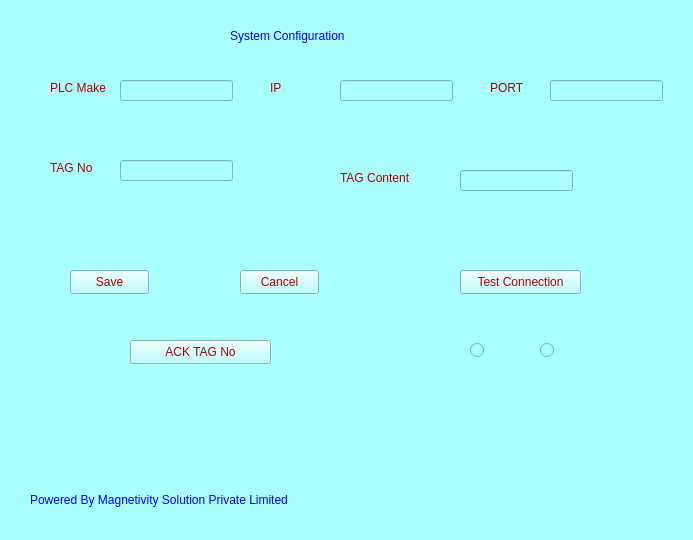
jayantsatkar/BoosterPressingVideoCapture, file screenrecordstation.ui: the form before one commit.
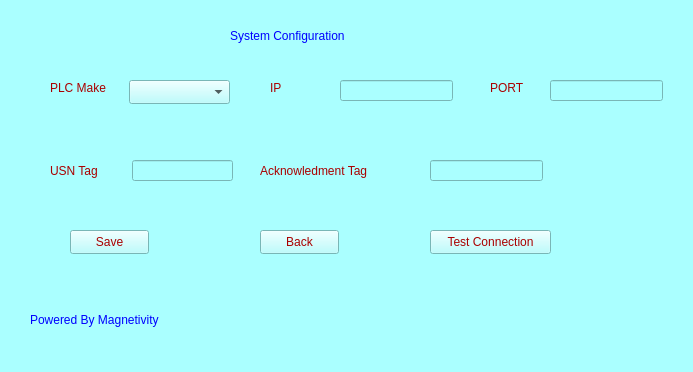
The form after the commit.

Commit message: Screen Correction

Diff of the .ui file:
```diff
--- a/screenrecordstation.ui
+++ b/screenrecordstation.ui
@@ -7,7 +7,7 @@
     <x>0</x>
     <y>0</y>
     <width>693</width>
-    <height>540</height>
+    <height>372</height>
    </rect>
   </property>
   <property name="windowTitle">
@@ -91,8 +91,8 @@
      <rect>
       <x>50</x>
       <y>160</y>
-      <width>51</width>
-      <height>16</height>
+      <width>61</width>
+      <height>21</height>
      </rect>
     </property>
     <property name="styleSheet">
@@ -100,15 +100,15 @@
 font: 11pt &quot;Segoe UI&quot;;</string>
     </property>
     <property name="text">
-     <string>TAG No</string>
+     <string>USN Tag</string>
     </property>
    </widget>
    <widget class="QLabel" name="lblPowereBy">
     <property name="geometry">
      <rect>
       <x>30</x>
-      <y>490</y>
-      <width>371</width>
+      <y>310</y>
+      <width>161</width>
       <height>20</height>
      </rect>
     </property>
@@ -117,17 +117,7 @@
 font: 11pt &quot;Segoe UI&quot;;</string>
     </property>
     <property name="text">
-     <string>Powered By Magnetivity Solution Private Limited</string>
-    </property>
-   </widget>
-   <widget class="QLineEdit" name="linePLC">
-    <property name="geometry">
-     <rect>
-      <x>120</x>
-      <y>80</y>
-      <width>113</width>
-      <height>21</height>
-     </rect>
+     <string>Powered By Magnetivity</string>
     </property>
    </widget>
    <widget class="QLineEdit" name="txtIP">
@@ -153,9 +143,9 @@
    <widget class="QLineEdit" name="lineTAGNo">
     <property name="geometry">
      <rect>
-      <x>120</x>
+      <x>132</x>
       <y>160</y>
-      <width>113</width>
+      <width>101</width>
       <height>21</height>
      </rect>
     </property>
@@ -164,7 +154,7 @@
     <property name="geometry">
      <rect>
       <x>70</x>
-      <y>270</y>
+      <y>230</y>
       <width>79</width>
       <height>24</height>
      </rect>
@@ -180,68 +170,8 @@
    <widget class="QPushButton" name="BtnCancel">
     <property name="geometry">
      <rect>
-      <x>240</x>
-      <y>270</y>
-      <width>79</width>
-      <height>24</height>
-     </rect>
-    </property>
-    <property name="styleSheet">
-     <string notr="true">color: rgb(170, 0, 0);
-font: 11pt &quot;Segoe UI&quot;;</string>
-    </property>
-    <property name="text">
-     <string>Cancel</string>
-    </property>
-   </widget>
-   <widget class="QRadioButton" name="radioBtnR">
-    <property name="geometry">
-     <rect>
-      <x>470</x>
-      <y>340</y>
-      <width>92</width>
-      <height>20</height>
-     </rect>
-    </property>
-    <property name="text">
-     <string/>
-    </property>
-   </widget>
-   <widget class="QRadioButton" name="radioBtnG">
-    <property name="geometry">
-     <rect>
-      <x>540</x>
-      <y>340</y>
-      <width>92</width>
-      <height>20</height>
-     </rect>
-    </property>
-    <property name="text">
-     <string/>
-    </property>
-   </widget>
-   <widget class="QPushButton" name="BtnACKNo">
-    <property name="geometry">
-     <rect>
-      <x>130</x>
-      <y>340</y>
-      <width>141</width>
-      <height>24</height>
-     </rect>
-    </property>
-    <property name="styleSheet">
-     <string notr="true">color: rgb(170, 0, 0);
-font: 11pt &quot;Segoe UI&quot;;</string>
-    </property>
-    <property name="text">
-     <string>ACK TAG No</string>
-    </property>
-   </widget>
-   <widget class="QPushButton" name="BtnTestCon">
-    <property name="geometry">
-     <rect>
-      <x>460</x>
-      <y>270</y>
+      <x>430</x>
+      <y>230</y>
       <width>121</width>
       <height>24</height>
      </rect>
@@ -257,10 +187,10 @@
    <widget class="QLabel" name="lblTagContent">
     <property name="geometry">
      <rect>
-      <x>340</x>
-      <y>170</y>
-      <width>91</width>
-      <height>16</height>
+      <x>260</x>
+      <y>160</y>
+      <width>141</width>
+      <height>21</height>
      </rect>
     </property>
     <property name="styleSheet">
@@ -268,19 +198,46 @@
 font: 11pt &quot;Segoe UI&quot;;</string>
     </property>
     <property name="text">
-     <string>TAG Content</string>
+     <string>Acknowledment Tag</string>
     </property>
    </widget>
    <widget class="QLineEdit" name="lineTAGContent">
     <property name="geometry">
      <rect>
-      <x>460</x>
-      <y>170</y>
+      <x>430</x>
+      <y>160</y>
       <width>113</width>
       <height>21</height>
      </rect>
     </property>
    </widget>
+   <widget class="QComboBox" name="comboPLC">
+    <property name="geometry">
+     <rect>
+      <x>129</x>
+      <y>80</y>
+      <width>101</width>
+      <height>24</height>
+     </rect>
+    </property>
+   </widget>
+   <widget class="QPushButton" name="btnBack">
+    <property name="geometry">
+     <rect>
+      <x>260</x>
+      <y>230</y>
+      <width>79</width>
+      <height>24</height>
+     </rect>
+    </property>
+    <property name="styleSheet">
+     <string notr="true">color: rgb(170, 0, 0);
+font: 11pt &quot;Segoe UI&quot;;</string>
+    </property>
+    <property name="text">
+     <string>Back</string>
+    </property>
+   </widget>
   </widget>
   <widget class="QStatusBar" name="statusbar"/>
  </widget>
```
Left out of the diff: 16 changed lines with no effect on the pictures. The commit also changes 2 other files.
